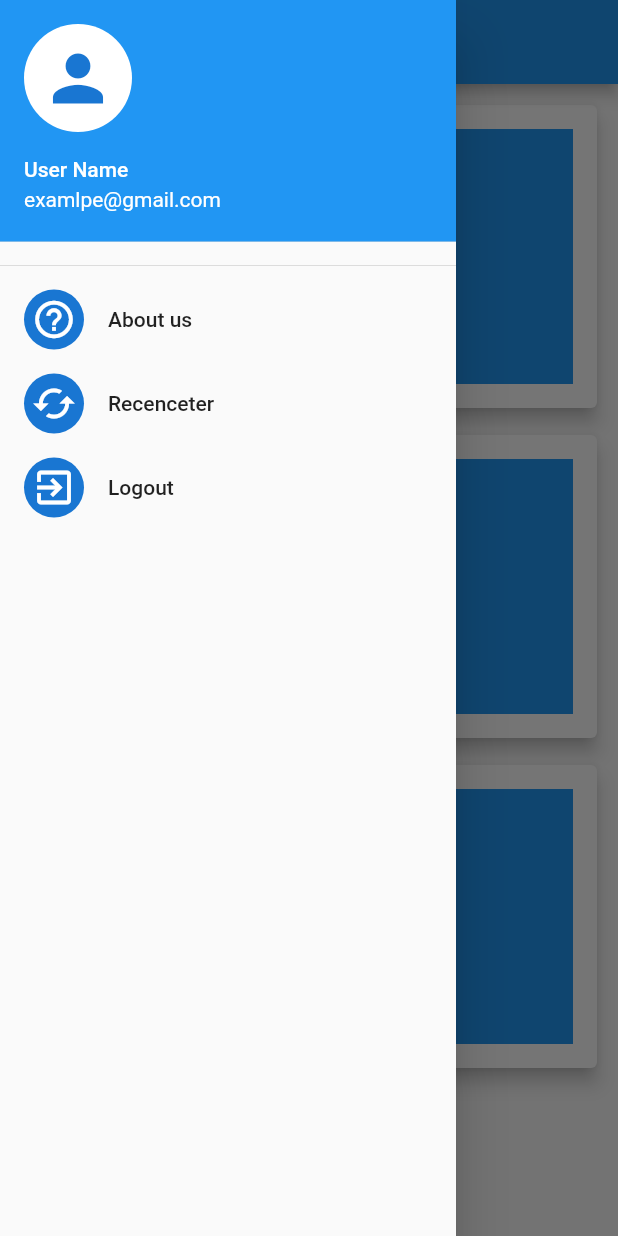
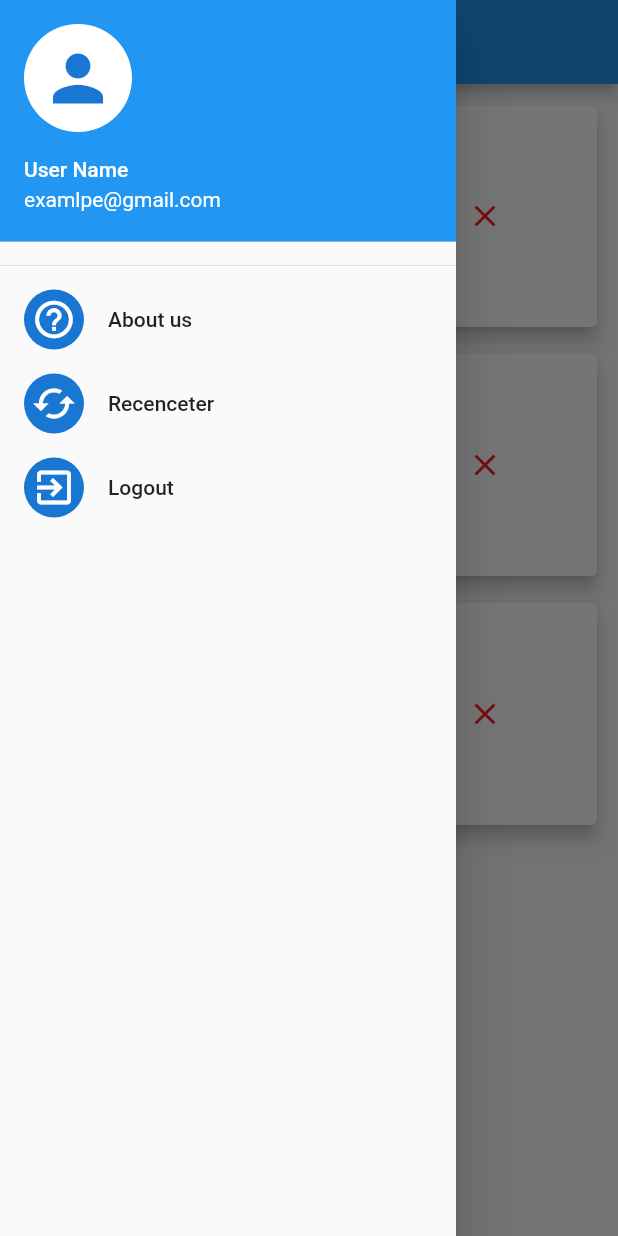
Before and after one commit to mehdi-benhariz/QRGuardien, a Flutter app: the AdminPage screen opened by its route, with the side drawer open, on a phone screen of 412 x 824 dp. Run offline on Flutter 3.47's test engine with Material 2 defaults, Android fonts, the phone set to English and light mode, and no system bars; our stand-ins replace flutter_secure_storage; missing offline and left inert: flutter_barcode_scanner; accounts and stored records are empty; network calls fail.

Commit message:
added cards and refactord code

```diff
--- a/client/lib/api/shift.dart
+++ b/client/lib/api/shift.dart
@@ -41,7 +41,7 @@ Future<bool> allShifts() async {
     );
     print(res.statusCode);
 
-    if (res.statusCode == 200) return true;
+    if (res.statusCode == 200) print(res.body);
   } catch (e) {
     print(e);
   }
--- a/client/lib/helpers/WorkerCard.dart
+++ b/client/lib/helpers/WorkerCard.dart
@@ -1,7 +1,13 @@
+import 'package:client/models/Shift.dart';
 import 'package:client/screens/shiftDetail.dart';
 import 'package:flutter/material.dart';
+import 'package:intl/intl.dart';
 
 class WorkerCard extends StatefulWidget {
+  final Shift shift;
+
+  const WorkerCard({Key? key, required this.shift}) : super(key: key);
+
   @override
   _WorkerCardState createState() => _WorkerCardState();
 }
@@ -18,7 +24,7 @@ class _WorkerCardState extends State<WorkerCard> {
   Widget build(BuildContext context) {
     return Container(
       padding: EdgeInsets.fromLTRB(10, 10, 10, 0),
-      height: 220,
+      height: 166,
       width: double.maxFinite,
       child: Card(
         elevation: 5,
@@ -35,15 +41,15 @@ class _WorkerCardState extends State<WorkerCard> {
                     crossAxisAlignment: CrossAxisAlignment.start,
                     children: [
                       Padding(
-                        padding: const EdgeInsets.only(bottom: 15),
+                        padding: const EdgeInsets.only(bottom: 10),
                         child: Text(
-                          "name",
+                          "${widget.shift.worker.name}",
                           style: TextStyle(
                               fontWeight: FontWeight.bold, fontSize: 30),
                         ),
                       ),
                       Text(
-                        "date",
+                        "${DateFormat('yyyy-MM-dd').format(widget.shift.date)}",
                         style: TextStyle(
                           fontWeight: FontWeight.bold,
                           fontSize: 20,
@@ -73,7 +79,15 @@ class _WorkerCardState extends State<WorkerCard> {
                 flex: 1,
                 child: Container(
                   width: MediaQuery.of(context).size.width * 0.25,
-                  decoration: BoxDecoration(color: Colors.blue),
+                  child: widget.shift.done
+                      ? Icon(
+                          Icons.done,
+                          color: Color.fromRGBO(11, 252, 3, 0.9),
+                        )
+                      : Icon(
+                          Icons.close,
+                          color: Color.fromRGBO(252, 3, 3, 0.9),
+                        ),
                 ),
               ),
             ],
--- a/client/lib/models/Shift.dart
+++ b/client/lib/models/Shift.dart
@@ -1,6 +1,8 @@
+import 'package:client/models/Worker.dart';
+
 class Shift {
   final DateTime date;
-  final String worker;
+  final Worker worker;
   final bool done;
 
   Shift(this.date, this.worker, this.done);
--- a/client/lib/screens/adminPage.dart
+++ b/client/lib/screens/adminPage.dart
@@ -1,3 +1,5 @@
+import 'package:client/api/shift.dart';
+import 'package:client/helpers/UX.dart';
 import 'package:client/helpers/WorkerCard.dart';
 import 'package:client/models/Shift.dart';
 import 'package:client/models/Worker.dart';
@@ -13,7 +15,12 @@ class AdminPage extends StatefulWidget {
 
 class _AdminPageState extends State<AdminPage> {
   Future<List<Shift>> fetchShifts() async {
-    return new List.filled(3, new Shift(new DateTime(2000), 'worker', false));
+    await allShifts();
+    return new List.filled(
+      3,
+      new Shift(new DateTime(2000),
+          new Worker("name", "phone", 'password', false), false),
+    );
   }
 
   @override
@@ -59,7 +66,7 @@ class _AdminPageState extends State<AdminPage> {
               },
             ),
             ListTile(
-              onTap: null,
+              onTap: () => handleLogOut(this.context),
               leading: CircleAvatar(
                 child: Icon(
                   Icons.exit_to_app,
@@ -84,7 +91,7 @@ class _AdminPageState extends State<AdminPage> {
                 physics: BouncingScrollPhysics(),
                 itemCount: snapshot.data.length,
                 itemBuilder: (BuildContext ctxt, int index) {
-                  return WorkerCard();
+                  return WorkerCard(shift: snapshot.data[index]);
                 },
               );
             } else {
--- a/client/pubspec.yaml
+++ b/client/pubspec.yaml
@@ -33,6 +33,7 @@ dependencies:
   # The following adds the Cupertino Icons font to your application.
   # Use with the CupertinoIcons class for iOS style icons.
   cupertino_icons: ^1.0.2
+  intl: ^0.17.0
 
 dev_dependencies:
   flutter_test:
```
Also changed, not shown: client/lib/api/auth.dart (+0 -60 lines), client/lib/helpers/UX.dart (+19 -0 lines), client/lib/screens/home.dart (+1 -16 lines), client/pubspec.lock, 1 other file.
